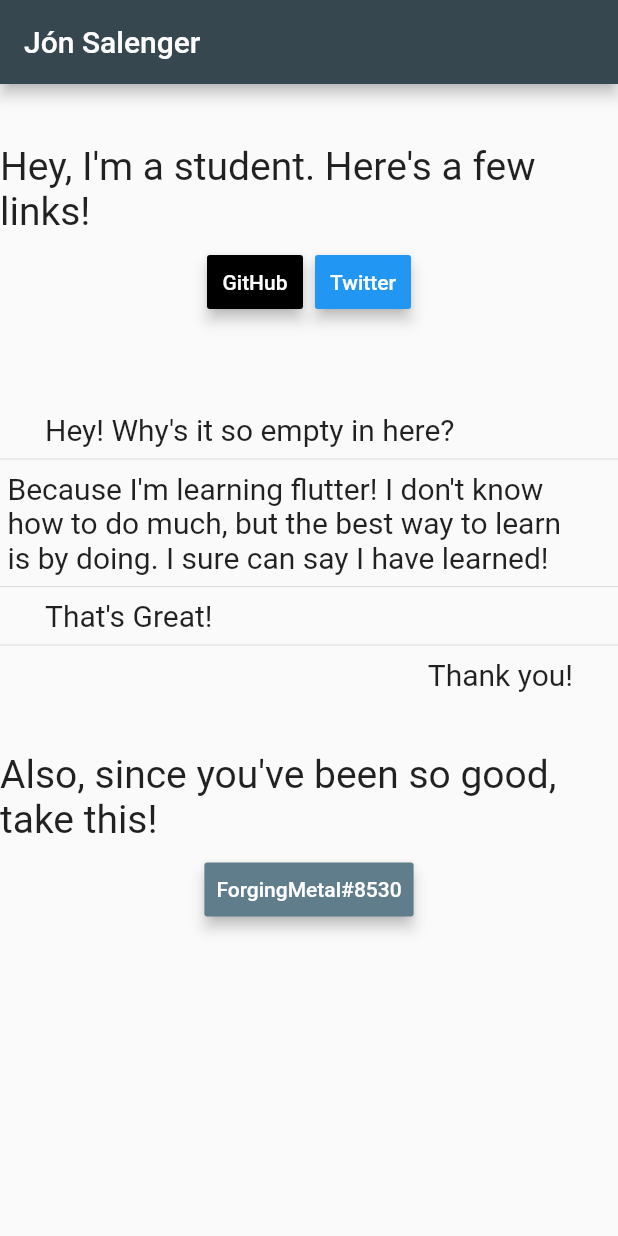
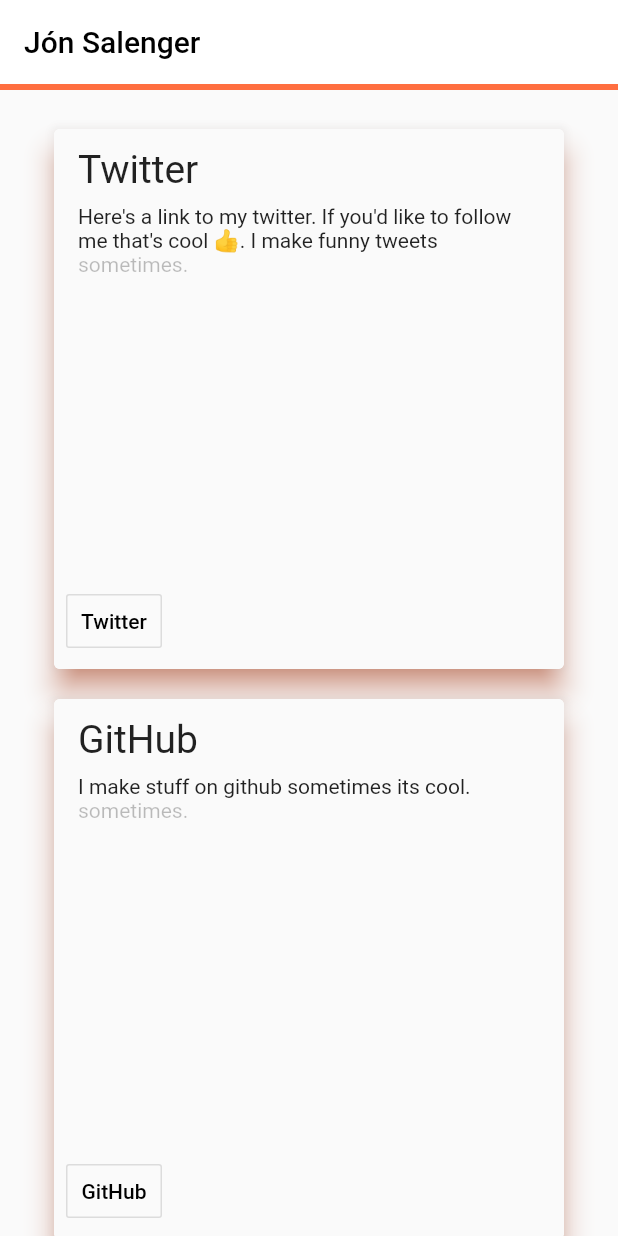
Before and after one commit to jbajaj6/jsalenger-flutter, a Flutter app: the screen it shows after launch, on a phone screen of 412 x 824 dp. Run offline on Flutter 3.47's test engine with Material 2 defaults, Android fonts, the phone set to English and light mode, and no system bars; missing offline and left inert: dart:js, universal_html.

Commit message:
Update home.dart

```diff
--- a/lib/home.dart
+++ b/lib/home.dart
@@ -8,91 +8,183 @@
 class Home extends StatelessWidget {
   @override
   Widget build(BuildContext context) {
+    var size = MediaQuery.of(context).size;
+
+    /*24 is for notification bar on Android*/
+    final double itemWidth = size.width / 2;
+
+    int numberOfItemsPerRow;
+
+    if(size.width < 575 || size.height - kToolbarHeight < 575) {
+      numberOfItemsPerRow = 1;
+    } else if (size.width > 1125 || size.height - kToolbarHeight > 1125) {
+      numberOfItemsPerRow = 4;
+    } else if (size.width < 1125 || size.height - kToolbarHeight < 1125) {
+      numberOfItemsPerRow = 2;
+    } else {
+      numberOfItemsPerRow = 4;
+    }
+
     return Scaffold(
         appBar: AppBar(
-        title: const Text('Jón Salenger'),
-        backgroundColor: Colors.blueGrey[800],
+          title: const Text(
+            'Jón Salenger',
+            style: TextStyle(color: Colors.black),
           ),
-      body: Center(
-        child: Column(
+          backgroundColor: Colors.white, // Colors.blueGrey[800],
+          elevation: 0.0,
+          bottom: PreferredSize(
+              child: Container(
+                color: Colors.deepOrangeAccent,
+                height: 4.0,
+              ),
+              preferredSize: Size.fromHeight(4.0)),
+        ),
+        body: GridView.count(
+            crossAxisCount: numberOfItemsPerRow,
+            padding: EdgeInsets.all(16.0),
+            childAspectRatio: (itemWidth / itemWidth),
+            // TODO: Build a grid of cards (102)
             children: <Widget>[
-            Padding(
-              padding: EdgeInsets.fromLTRB(20, 20, 20, 20),
-            ),
-            Text("Hey, I'm a student. Here's a few links!", style: TextStyle(fontSize: 26), ),
-            ButtonBar(
-              alignment: MainAxisAlignment.center,
+              Card(
+                margin: EdgeInsets.symmetric(vertical: 10, horizontal: 20),
+                shadowColor: Colors.deepOrange,
+                clipBehavior: Clip.antiAlias,
+                elevation: 8.0,
+                child: Scaffold(
+                  bottomNavigationBar: ButtonBar(
+                    alignment: MainAxisAlignment.spaceBetween,
                     children: <Widget>[
-                MaterialButton(
-                  child: Text("GitHub"),
-                  animationDuration: buttonAnim,
-                  color: Colors.black,
-                  elevation: 4.0,
+                      OutlineButton(
+                        child: Text("Twitter"),
                         onPressed: () {
-                    js.context.callMethod("open", ["https://www.github.com/jsalenger"]);
+                          js.context.callMethod(
+                              "open", ["https://twitter.com/_CuriosityCore_"]);
                         },
-                ),
-                MaterialButton(
-                  child: Text("Twitter"),
-                  animationDuration: buttonAnim,
-                  color: Colors.blue,
-                  elevation: 4.0,
-                  onPressed: (){
-                    js.context.callMethod("open", ["https://twitter.com/_CuriosityCore_"]);
-                  },
+                        // shape: RoundedRectangleBorder(borderRadius: new BorderRadius.circular(30.0))
                       )
                     ],
                   ),
-            Padding(
-              padding: EdgeInsets.fromLTRB(40, 40, 40, 15),
+                  body: Padding(
+                    padding: EdgeInsets.fromLTRB(16.0, 12.0, 16.0, 8.0),
+                    child: Column(
+                      crossAxisAlignment: CrossAxisAlignment.start,
+                      children: <Widget>[
+                        Text(
+                          'Twitter',
+                          style: TextStyle(fontSize: 26.0),
                         ),
-            Container(
-              alignment: Alignment.centerLeft,
-              padding: EdgeInsets.fromLTRB(30, 0, 0, 0),
-              child: Text("Hey! Why's it so empty in here?", style: TextStyle(fontSize: 20),),
-            ),
-            Divider(),
-            Container(
-              alignment: Alignment.centerRight,
-              padding: EdgeInsets.fromLTRB(5, 0, 30, 0),
-              child: Text(
-                  "Because I'm learning flutter! I don't know how to do much, but the best way to learn is by doing. I sure can say I have learned!",
-                  style: TextStyle(fontSize: 20)
-              ),
-            ),
-            Divider(),
-            Container(
-              alignment: Alignment.centerLeft,
-              padding: EdgeInsets.fromLTRB(30, 0, 0, 0),
-              child: Text("That's Great!", style: TextStyle(fontSize: 20),),
-            ),
-            Divider(),
-            Container(
-              alignment: Alignment.centerRight,
-              padding: EdgeInsets.fromLTRB(5, 0, 30, 0),
-              child: Text("Thank you!", style: TextStyle(fontSize: 20),),
-            ),
-            Padding(
-              padding: EdgeInsets.fromLTRB(20, 20, 20, 20),
-            ),
-            Text("Also, since you've been so good, take this!", style: TextStyle(fontSize: 26), ),
-            ButtonBar(
-              alignment: MainAxisAlignment.center,
-              children: <Widget>[
-                MaterialButton(
-                  child: Text("ForgingMetal#8530"),
-                  animationDuration: buttonAnim,
-                  color: Colors.blueGrey,
-                  elevation: 4.0,
-                  onPressed: () {
-                    js.context.callMethod("open", ["https://www.discordapp.com"]);
-                  },
+                        SizedBox(height: 8.0),
+                        Text(
+                            'Here\'s a link to my twitter. If you\'d like to follow me that\'s cool 👍. I make funny tweets'),
+                        Text(
+                          'sometimes.',
+                          style: TextStyle(color: Colors.black26),
                         ),
                       ],
                     ),
+                  ),
+                ),
+              ),
+              Card(
+                margin: EdgeInsets.symmetric(vertical: 10, horizontal: 20),
+                shadowColor: Colors.deepOrange,
+                clipBehavior: Clip.antiAlias,
+                elevation: 8.0,
+                child: Scaffold(
+                  bottomNavigationBar: ButtonBar(
+                    alignment: MainAxisAlignment.spaceBetween,
+                    children: <Widget>[
+                      OutlineButton(
+                        splashColor: Color.fromARGB(50, 0, 0, 0),
+                        textColor: Colors.black,
+                        highlightedBorderColor: Colors.black,
+                        child: Text("GitHub"),
+                        onPressed: () {
+                          js.context.callMethod(
+                              "open", ["https://github.com/jsalenger"]);
+                        },
+                        // shape: RoundedRectangleBorder(borderRadius: new BorderRadius.circular(30.0))
+                      )
                     ],
+                  ),
+                  body: Padding(
+                    padding: EdgeInsets.fromLTRB(16.0, 12.0, 16.0, 8.0),
+                    child: Column(
+                      crossAxisAlignment: CrossAxisAlignment.start,
+                      children: <Widget>[
+                        Text(
+                          'GitHub',
+                          style: TextStyle(fontSize: 26.0),
+                        ),
+                        SizedBox(height: 8.0),
+                        Text(
+                            'I make stuff on github sometimes its cool.'),
+                        Text(
+                          'sometimes.',
+                          style: TextStyle(color: Colors.black26),
+                        ),
+                      ],
+                    ),
+                  ),
+                ),
+              ),
+              Card(
+                margin: EdgeInsets.symmetric(vertical: 10, horizontal: 20),
+                shadowColor: Colors.deepOrange,
+                clipBehavior: Clip.antiAlias,
+                elevation: 8.0,
+                child: Scaffold(
+                  bottomNavigationBar: ButtonBar(
+                    alignment: MainAxisAlignment.spaceBetween,
+                    children: <Widget>[
+                      OutlineButton(
+                        textColor: Colors.blueGrey,
+                        highlightedBorderColor: Colors.blueGrey,
+                        child: Text("Vik"),
+                        onPressed: () {
+                          js.context.callMethod(
+                              "open", ["vik.jbsalenger.com"]);
+                        },
+                        // shape: RoundedRectangleBorder(borderRadius: new BorderRadius.circular(30.0))
                       )
+                    ],
+                  ),
+                  body: Padding(
+                    padding: EdgeInsets.fromLTRB(16.0, 12.0, 16.0, 8.0),
+                    child: Column(
+                      crossAxisAlignment: CrossAxisAlignment.start,
+                      children: <Widget>[
+                        Text(
+                          'Vik.fyi',
+                          style: TextStyle(fontSize: 26.0),
+                        ),
+                        SizedBox(height: 8.0),
+                        Text(
+                            'Previously hosted on the doman \'vik.fyi\' it has become kind of a meme. '
+                                'It is a basic image sharing platform built off django. '
+                                'It was my first foreé ( I think that\'s right ) into web development. '
+                                'It\'s usually up'
+                        ),
+                        Text(
+                          'usually.',
+                          style: TextStyle(color: Colors.black26),
+                        ),
+                      ],
+                    ),
+                  ),
+                ),
+              ),
+            ])
+        );
+  }
+}
+
+BoxDecoration myBoxDecoration() {
+  return BoxDecoration(
+    border: Border.all(width: 3.0),
+    borderRadius:
+        BorderRadius.all(Radius.circular(5.0) //         <--- border radius here
             ),
   );
 }
-}
```
Lines whose indentation alone changed are shown as unchanged.
